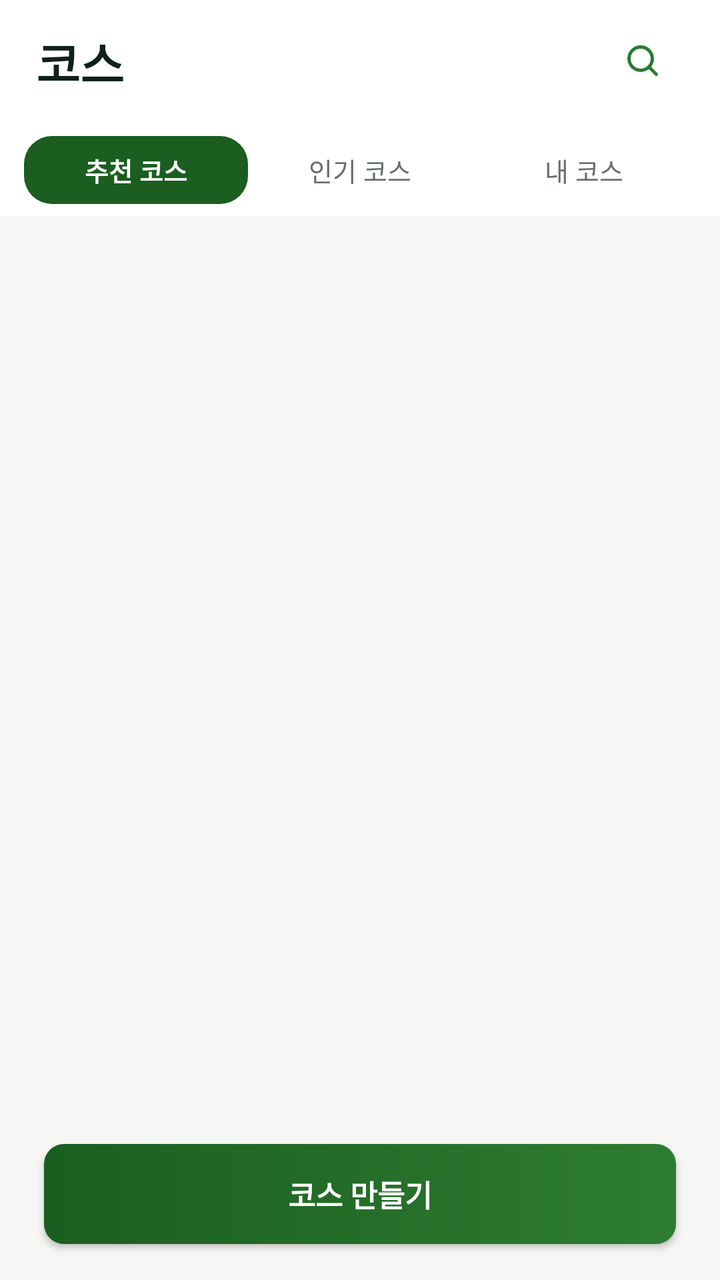
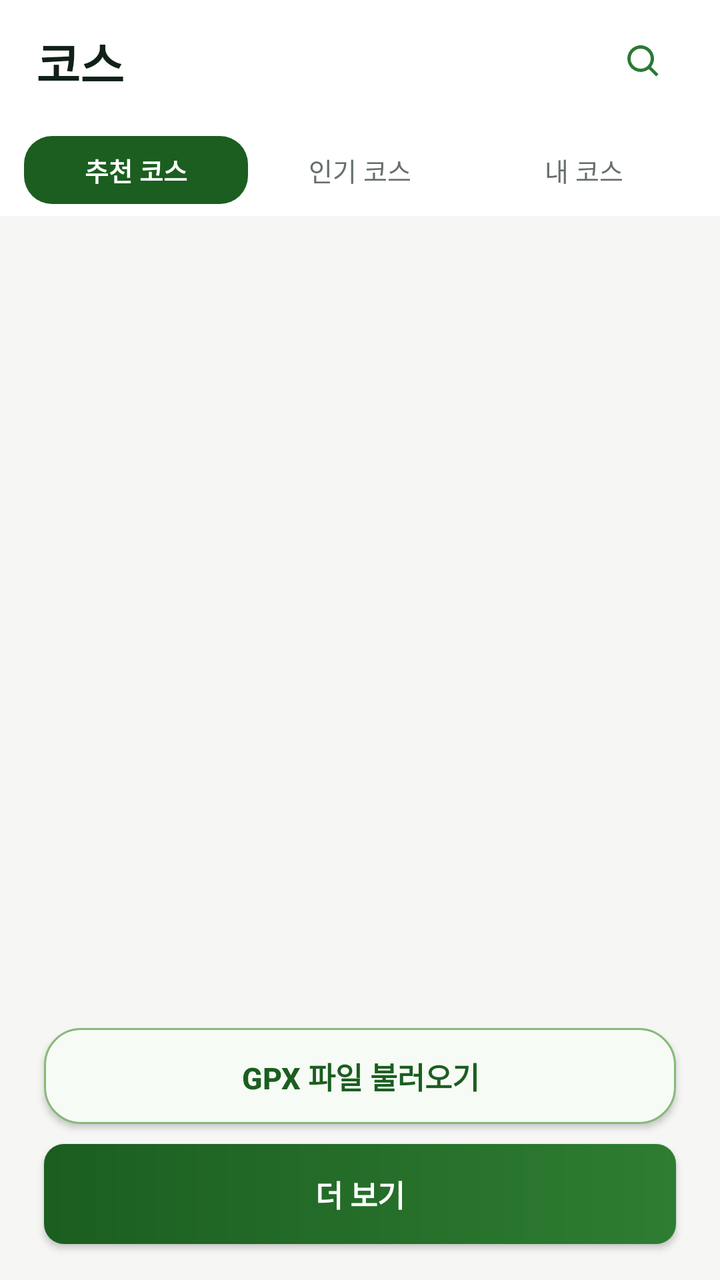

The first picture is an Android layout as it rendered before a commit; the second is the same layout after the commit. The layout source and the unified diff follow.
<!-- AndroidManifest.xml: application theme AppTheme -->
<!-- res/layout/fragment_course_view.xml -->
<?xml version="1.0" encoding="utf-8"?>
<androidx.constraintlayout.widget.ConstraintLayout
    xmlns:android="http://schemas.android.com/apk/res/android"
    xmlns:app="http://schemas.android.com/apk/res-auto"
    xmlns:tools="http://schemas.android.com/tools"
    android:layout_width="match_parent"
    android:layout_height="match_parent"
    android:background="#F6F7F4"
    tools:context=".ui.courses.CourseViewFragment">

    <LinearLayout
        android:id="@+id/course_header"
        android:layout_width="0dp"
        android:layout_height="62dp"
        android:background="#FFFFFF"
        android:gravity="center_vertical"
        android:orientation="horizontal"
        android:paddingStart="18dp"
        android:paddingEnd="18dp"
        app:layout_constraintEnd_toEndOf="parent"
        app:layout_constraintStart_toStartOf="parent"
        app:layout_constraintTop_toTopOf="parent">

        <TextView
            android:layout_width="0dp"
            android:layout_height="wrap_content"
            android:layout_weight="1"
            android:text="코스"
            android:textColor="#102117"
            android:textSize="24sp"
            android:textStyle="bold" />

        <ImageView
            android:layout_width="40dp"
            android:layout_height="40dp"
            android:padding="10dp"
            android:src="@drawable/ic_search_home" />
    </LinearLayout>

    <LinearLayout
        android:id="@+id/course_tabs"
        android:layout_width="0dp"
        android:layout_height="46dp"
        android:background="#FFFFFF"
        android:gravity="center_vertical"
        android:orientation="horizontal"
        android:paddingStart="12dp"
        android:paddingEnd="12dp"
        app:layout_constraintEnd_toEndOf="parent"
        app:layout_constraintStart_toStartOf="parent"
        app:layout_constraintTop_toBottomOf="@id/course_header">

        <TextView
            android:id="@+id/textView17"
            style="@style/CourseFilterTabActive"
            android:text="추천 코스" />

        <TextView
            android:id="@+id/textView18"
            style="@style/CourseFilterTab"
            android:text="인기 코스" />

        <TextView
            android:id="@+id/textView19"
            style="@style/CourseFilterTab"
            android:text="내 코스" />

        <TextView
            android:id="@+id/textView20"
            android:layout_width="1dp"
            android:layout_height="1dp"
            android:visibility="gone"
            android:text="거리순" />
    </LinearLayout>

    <androidx.recyclerview.widget.RecyclerView
        android:id="@+id/recyclerView"
        android:layout_width="0dp"
        android:layout_height="0dp"
        android:clipToPadding="false"
        android:paddingStart="16dp"
        android:paddingTop="10dp"
        android:paddingEnd="16dp"
        android:paddingBottom="74dp"
        app:layout_constraintBottom_toBottomOf="parent"
        app:layout_constraintEnd_toEndOf="parent"
        app:layout_constraintStart_toStartOf="parent"
        app:layout_constraintTop_toBottomOf="@id/course_tabs"
        tools:listitem="@layout/course_item" />

    <Button
        android:id="@+id/more_button"
        android:layout_width="0dp"
        android:layout_height="50dp"
        android:layout_marginStart="22dp"
        android:layout_marginEnd="22dp"
        android:layout_marginBottom="18dp"
        android:background="@drawable/course_primary_button"
        android:text="코스 만들기"
        android:textAllCaps="false"
        android:textColor="#FFFFFF"
        android:textSize="15sp"
        android:textStyle="bold"
        app:layout_constraintBottom_toBottomOf="parent"
        app:layout_constraintEnd_toEndOf="parent"
        app:layout_constraintStart_toStartOf="parent" />

</androidx.constraintlayout.widget.ConstraintLayout>
<!-- res/layout/course_item.xml (included above) -->
<?xml version="1.0" encoding="utf-8"?>
<LinearLayout xmlns:android="http://schemas.android.com/apk/res/android"
    android:id="@+id/viewClick"
    android:layout_width="match_parent"
    android:layout_height="74dp"
    android:clickable="true"
    android:focusable="true"
    android:gravity="center_vertical"
    android:orientation="horizontal">

    <ImageView
        android:id="@+id/course_view"
        android:layout_width="72dp"
        android:layout_height="58dp"
        android:background="@drawable/home_map_preview_bg"
        android:scaleType="centerCrop"
        android:src="@drawable/main_img" />

    <LinearLayout
        android:layout_width="0dp"
        android:layout_height="wrap_content"
        android:layout_marginStart="12dp"
        android:layout_weight="1"
        android:orientation="vertical">
        <TextView android:id="@+id/c_name" android:layout_width="match_parent" android:layout_height="wrap_content" android:text="비슬산 임월 코스" android:textColor="#171C18" android:textSize="14sp" android:textStyle="bold" />
        <LinearLayout android:layout_width="match_parent" android:layout_height="wrap_content" android:layout_marginTop="8dp" android:orientation="horizontal">
            <TextView android:id="@+id/c_dis" style="@style/CourseCompactMeta" android:text="⌖ 22.17 km" />
            <TextView android:id="@+id/c_getgodo" style="@style/CourseCompactMeta" android:text="△ 1,250 m" />
        </LinearLayout>
    </LinearLayout>

    <TextView android:id="@+id/c_avg" android:layout_width="28dp" android:layout_height="wrap_content" android:gravity="end" android:text="상" android:textColor="#376F3A" android:textSize="11sp" android:textStyle="bold" />
    <ImageView android:id="@+id/userimg" android:layout_width="1dp" android:layout_height="1dp" android:visibility="gone" />
    <TextView android:id="@+id/c_rider_name" android:layout_width="1dp" android:layout_height="1dp" android:visibility="gone" />
    <TextView android:id="@+id/c_time" android:layout_width="1dp" android:layout_height="1dp" android:visibility="gone" />
    <TextView android:id="@+id/c_date" android:layout_width="1dp" android:layout_height="1dp" android:visibility="gone" />
    <TextView android:id="@+id/like_count" android:layout_width="1dp" android:layout_height="1dp" android:visibility="gone" />
    <TextView android:id="@+id/textView10" android:layout_width="1dp" android:layout_height="1dp" android:visibility="gone" />
    <TextView android:id="@+id/textView11" android:layout_width="1dp" android:layout_height="1dp" android:visibility="gone" />
    <TextView android:id="@+id/textView12" android:layout_width="1dp" android:layout_height="1dp" android:visibility="gone" />
</LinearLayout>
<!-- resources referenced by this layout -->
<resources>
  <!-- drawable course_primary_button (drawable) -->
  <?xml version="1.0" encoding="utf-8"?>
  <shape xmlns:android="http://schemas.android.com/apk/res/android" android:shape="rectangle">
      <gradient android:angle="0" android:startColor="#1B5E20" android:endColor="#2E7D32" />
      <corners android:radius="10dp" />
  </shape>
  <!-- drawable home_map_preview_bg (drawable) -->
  <?xml version="1.0" encoding="utf-8"?>
  <shape xmlns:android="http://schemas.android.com/apk/res/android"
      android:shape="rectangle">
      <solid android:color="#DDE8DD" />
      <corners android:radius="6dp" />
  </shape>
  <!-- drawable ic_search_home (drawable) -->
  <vector xmlns:android="http://schemas.android.com/apk/res/android"
      android:width="28dp"
      android:height="28dp"
      android:viewportWidth="24"
      android:viewportHeight="24">
      <path
          android:fillColor="#2A7A35"
          android:pathData="M10,4a6,6 0,1 0,0 12,6 6,0 0,0 0,-12zM2,10a8,8 0,1 1,14.3 4.9l4.4,4.4 -1.4,1.4 -4.4,-4.4A8,8 0,0 1,2 10z" />
  </vector>
  <!-- drawable main_img: jpg bitmap (drawable, 80525 bytes) -->
  <style name="CourseCompactMeta">
          <item name="android:layout_width">wrap_content</item>
          <item name="android:layout_height">wrap_content</item>
          <item name="android:layout_marginEnd">12dp</item>
          <item name="android:textColor">#646B67</item>
          <item name="android:textSize">10sp</item>
      </style>
  <style name="CourseFilterTab">
          <item name="android:layout_width">0dp</item>
          <item name="android:layout_height">34dp</item>
          <item name="android:layout_weight">1</item>
          <item name="android:gravity">center</item>
          <item name="android:textColor">#667069</item>
          <item name="android:textSize">13sp</item>
      </style>
  <style name="CourseFilterTabActive" parent="CourseFilterTab">
          <item name="android:background">@drawable/course_badge_bg</item>
          <item name="android:textColor">#FFFFFF</item>
          <item name="android:textStyle">bold</item>
      </style>
  <style name="AppTheme" parent="Theme.AppCompat.Light.DarkActionBar">
          
          <item name="colorPrimary">@color/colorPrimary</item>
          <item name="colorPrimaryDark">@color/colorPrimaryDark</item>
          <item name="colorAccent">@color/colorAccent</item>
      </style>
  <!-- drawable course_badge_bg (drawable) -->
  <?xml version="1.0" encoding="utf-8"?>
  <shape xmlns:android="http://schemas.android.com/apk/res/android" android:shape="rectangle">
      <solid android:color="#1B5E20" />
      <corners android:radius="14dp" />
  </shape>
  <color name="colorPrimary">#181818</color>
  <color name="colorPrimaryDark">#181818</color>
  <color name="colorAccent">#03DAC5</color>
</resources>

<!-- the commit's change to res/layout/fragment_course_view.xml (unified diff, before → after) -->
@@ -81,12 +81,29 @@
         android:paddingStart="16dp"
         android:paddingTop="10dp"
         android:paddingEnd="16dp"
-        android:paddingBottom="74dp"
-        app:layout_constraintBottom_toBottomOf="parent"
+        android:paddingBottom="12dp"
+        app:layout_constraintBottom_toTopOf="@id/gpx_import_button"
         app:layout_constraintEnd_toEndOf="parent"
         app:layout_constraintStart_toStartOf="parent"
         app:layout_constraintTop_toBottomOf="@id/course_tabs"
         tools:listitem="@layout/course_item" />
+
+    <Button
+        android:id="@+id/gpx_import_button"
+        android:layout_width="0dp"
+        android:layout_height="48dp"
+        android:layout_marginStart="22dp"
+        android:layout_marginEnd="22dp"
+        android:layout_marginBottom="10dp"
+        android:background="@drawable/course_create_outline"
+        android:text="GPX 파일 불러오기"
+        android:textAllCaps="false"
+        android:textColor="#1B5E20"
+        android:textSize="15sp"
+        android:textStyle="bold"
+        app:layout_constraintBottom_toTopOf="@id/more_button"
+        app:layout_constraintEnd_toEndOf="parent"
+        app:layout_constraintStart_toStartOf="parent" />
 
     <Button
         android:id="@+id/more_button"
@@ -96,7 +113,7 @@
         android:layout_marginEnd="22dp"
         android:layout_marginBottom="18dp"
         android:background="@drawable/course_primary_button"
-        android:text="코스 만들기"
+        android:text="더 보기"
         android:textAllCaps="false"
         android:textColor="#FFFFFF"
         android:textSize="15sp"
<!-- resource entries referenced after the edit -->
@@ -1,5 +1,12 @@
 <!-- resources referenced by this layout -->
 <resources>
+  <!-- drawable course_create_outline (drawable) -->
+  <?xml version="1.0" encoding="utf-8"?>
+  <shape xmlns:android="http://schemas.android.com/apk/res/android" android:shape="rectangle">
+      <solid android:color="#F7FBF5" />
+      <stroke android:width="1dp" android:color="#86B97A" />
+      <corners android:radius="18dp" />
+  </shape>
   <!-- drawable course_primary_button (drawable) -->
   <?xml version="1.0" encoding="utf-8"?>
   <shape xmlns:android="http://schemas.android.com/apk/res/android" android:shape="rectangle">
